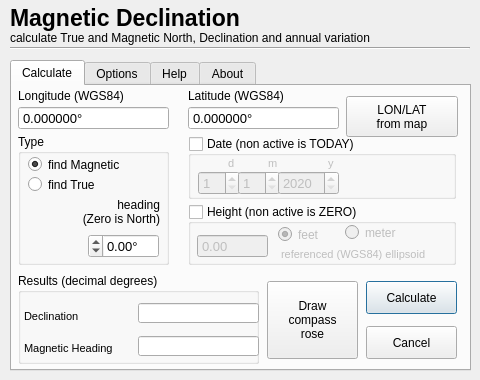
Above: MagneticDeclination/Magnetic_declination_dialog_base.ui from Hacked-Crew/Magnetic-Declination before the change. Below: the same form after it.
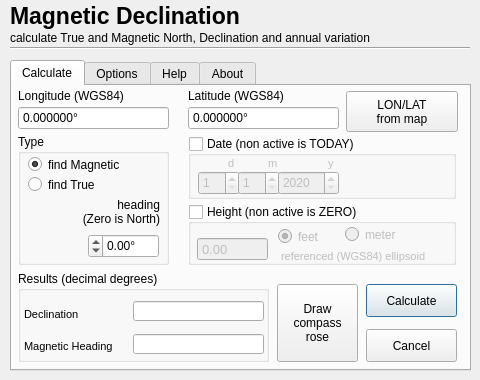
That is the form after the change. The open tabs and pages were chosen to show the change. Icons and pictures are not drawn.

```diff
--- a/MagneticDeclination/Magnetic_declination_dialog_base.ui
+++ b/MagneticDeclination/Magnetic_declination_dialog_base.ui
@@ -51,7 +51,7 @@
    <property name="geometry">
     <rect>
      <x>10</x>
-     <y>2</y>
+     <y>0</y>
      <width>291</width>
      <height>31</height>
     </rect>
@@ -132,7 +132,7 @@
      <property name="geometry">
       <rect>
        <x>354</x>
-       <y>195</y>
+       <y>198</y>
        <width>91</width>
        <height>33</height>
       </rect>
@@ -157,7 +157,7 @@
      <property name="geometry">
       <rect>
        <x>334</x>
-       <y>10</y>
+       <y>5</y>
        <width>112</width>
        <height>41</height>
       </rect>
@@ -205,9 +205,9 @@
     <widget class="QPushButton" name="Compass_Button">
      <property name="geometry">
       <rect>
-       <x>255</x>
-       <y>195</y>
-       <width>91</width>
+       <x>265</x>
+       <y>198</y>
+       <width>81</width>
        <height>78</height>
       </rect>
      </property>
@@ -230,7 +230,7 @@
      <property name="geometry">
       <rect>
        <x>354</x>
-       <y>240</y>
+       <y>243</y>
        <width>91</width>
        <height>33</height>
       </rect>
@@ -272,8 +272,8 @@
      <property name="geometry">
       <rect>
        <x>6</x>
-       <y>187</y>
-       <width>241</width>
+       <y>185</y>
+       <width>251</width>
        <height>91</height>
       </rect>
      </property>
@@ -289,16 +289,16 @@
      <widget class="QLineEdit" name="declination_lineEdit">
       <property name="geometry">
        <rect>
-        <x>120</x>
+        <x>115</x>
         <y>30</y>
-        <width>121</width>
+        <width>131</width>
         <height>20</height>
        </rect>
       </property>
       <property name="font">
        <font>
         <family>Arial</family>
-        <pointsize>10</pointsize>
+        <pointsize>9</pointsize>
        </font>
       </property>
       <property name="focusPolicy">
@@ -320,16 +320,16 @@
      <widget class="QLineEdit" name="heading_lineEdit">
       <property name="geometry">
        <rect>
-        <x>120</x>
+        <x>115</x>
         <y>63</y>
-        <width>121</width>
+        <width>131</width>
         <height>20</height>
        </rect>
       </property>
       <property name="font">
        <font>
         <family>Arial</family>
-        <pointsize>10</pointsize>
+        <pointsize>9</pointsize>
        </font>
       </property>
       <property name="focusPolicy">
@@ -484,7 +484,7 @@
       <property name="font">
        <font>
         <family>Arial</family>
-        <pointsize>10</pointsize>
+        <pointsize>9</pointsize>
        </font>
       </property>
       <property name="cursor">
@@ -522,7 +522,7 @@
      <property name="font">
       <font>
        <family>Arial</family>
-       <pointsize>10</pointsize>
+       <pointsize>9</pointsize>
       </font>
      </property>
      <property name="cursor">
@@ -556,7 +556,7 @@
      <property name="font">
       <font>
        <family>Arial</family>
-       <pointsize>10</pointsize>
+       <pointsize>9</pointsize>
       </font>
      </property>
      <property name="cursor">
@@ -620,7 +620,7 @@
       <property name="font">
        <font>
         <family>Arial</family>
-        <pointsize>10</pointsize>
+        <pointsize>9</pointsize>
        </font>
       </property>
       <property name="cursor">
@@ -648,7 +648,7 @@
       <property name="font">
        <font>
         <family>Arial</family>
-        <pointsize>10</pointsize>
+        <pointsize>9</pointsize>
        </font>
       </property>
       <property name="cursor">
@@ -676,7 +676,7 @@
       <property name="font">
        <font>
         <family>Arial</family>
-        <pointsize>10</pointsize>
+        <pointsize>9</pointsize>
        </font>
       </property>
       <property name="cursor">
@@ -781,7 +781,7 @@
       <property name="geometry">
        <rect>
         <x>90</x>
-        <y>20</y>
+        <y>22</y>
         <width>51</width>
         <height>21</height>
        </rect>
@@ -803,7 +803,7 @@
       <property name="geometry">
        <rect>
         <x>157</x>
-        <y>18</y>
+        <y>20</y>
         <width>61</width>
         <height>21</height>
        </rect>
@@ -825,7 +825,7 @@
       <property name="geometry">
        <rect>
         <x>9</x>
-        <y>30</y>
+        <y>33</y>
         <width>71</width>
         <height>24</height>
        </rect>
@@ -856,7 +856,7 @@
       <property name="geometry">
        <rect>
         <x>90</x>
-        <y>40</y>
+        <y>42</y>
         <width>181</width>
         <height>20</height>
        </rect>
```
Left out of the diff: 27 changed lines with no effect on the pictures.
